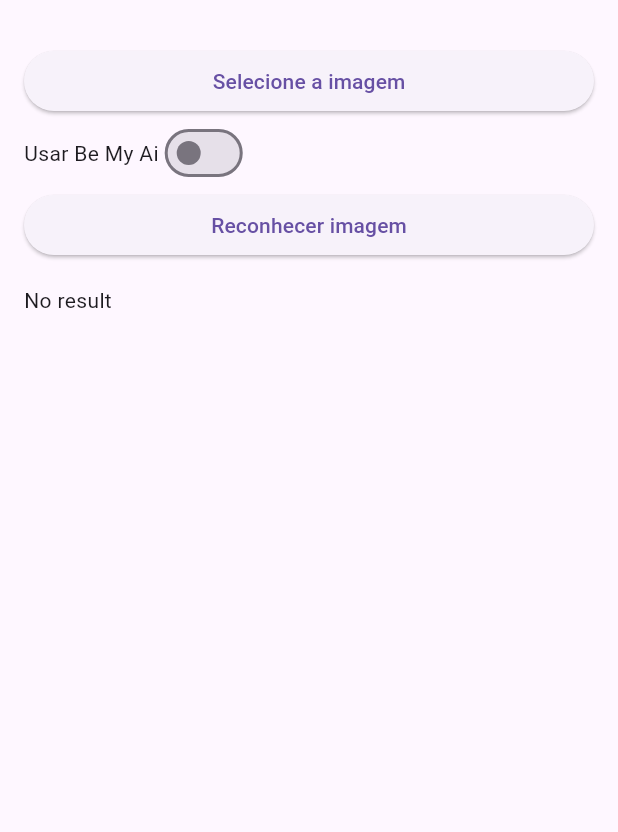
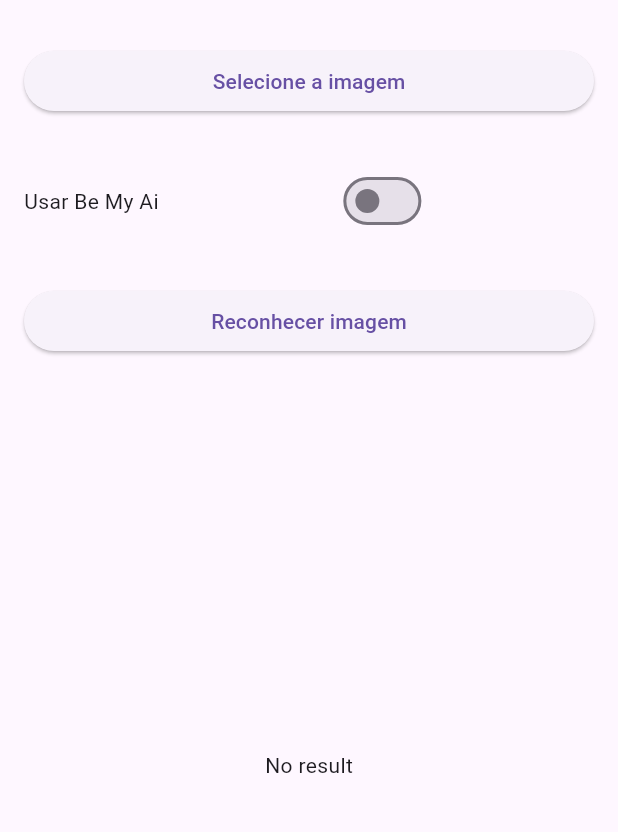
Before and after one commit to jhonata192/fernandes_image_describer, a Flutter app: the screen it shows after launch, after a tap on "Reconhecer imagem", on a phone screen of 412 x 824 dp, the part 63-895 px from its top. Run offline on Flutter 3.47's test engine with Material 3 defaults, Android fonts, the phone set to English and light mode, and no system bars; our stand-ins replace fluttertoast, image_picker; network calls fail.

Commit message:
new changes
Applied Changes
1.
Added `Expanded`:
• To the `Switch`, so that it occupies the available space and aligns correctly with the text beside it.
• To `Image.file`, to ensure the image fits the available space and does not push other elements.
• To `FutureBuilder`, so that the `TextField` takes up the remaining space and fits well on the screen.
2.
Text Centering:
• In `FutureBuilder`, I centered the text when the result is `waiting`, `hasError`, or `hasData`, for better appearance and usability.
These changes ensure that the layout is more responsive and adapts to different screen sizes and orientations.

```diff
--- a/lib/main.dart
+++ b/lib/main.dart
@@ -13,7 +13,7 @@ class MyApp extends StatelessWidget {
   @override
   Widget build(BuildContext context) {
     return MaterialApp(
-      title: 'Fernandes Image Describer',
+      title: 'Image Recognition App',
       theme: ThemeData(
         primarySwatch: Colors.blue,
       ),
@@ -75,7 +75,6 @@ class _MyHomePageState extends State<MyHomePage> {
     setState(() {
       _isLoading = true;
     });
-
     _showToast('Reconhecimento iniciado');
 
     try {
@@ -153,6 +152,7 @@ class _MyHomePageState extends State<MyHomePage> {
               onPressed: _pickImage,
               child: Text('Selecione a imagem'),
             ),
+            SizedBox(height: 16),
             if (_languages.isNotEmpty)
               DropdownButton<String>(
                 value: _selectedLang,
@@ -169,12 +169,15 @@ class _MyHomePageState extends State<MyHomePage> {
                   );
                 }).toList(),
               ),
+            SizedBox(height: 16),
             Semantics(
               label: 'Usar Be My Ai',
               child: Row(
                 children: [
                   Text('Usar Be My Ai'),
-                  Switch(
+                  SizedBox(width: 8),
+                  Expanded(
+                    child: Switch(
                       value: _useBeMyAI,
                       onChanged: (bool value) {
                         setState(() {
@@ -182,10 +185,16 @@ class _MyHomePageState extends State<MyHomePage> {
                         });
                       },
                     ),
+                  ),
                 ],
               ),
             ),
-            if (_image != null) Image.file(_image!),
+            SizedBox(height: 16),
+            if (_image != null)
+              Expanded(
+                child: Image.file(_image!),
+              ),
+            SizedBox(height: 16),
             ElevatedButton(
               onPressed: _startRecognition,
               child: Text('Reconhecer imagem'),
@@ -202,13 +211,14 @@ class _MyHomePageState extends State<MyHomePage> {
                 ),
               ),
             SizedBox(height: 16),
-            FutureBuilder<String>(
+            Expanded(
+              child: FutureBuilder<String>(
                 future: _recognitionFuture,
                 builder: (context, snapshot) {
                   if (snapshot.connectionState == ConnectionState.waiting) {
-                  return Text('Recognition in progress...');
+                    return Center(child: Text('Recognition in progress...'));
                   } else if (snapshot.hasError) {
-                  return Text('Error: ${snapshot.error}');
+                    return Center(child: Text('Error: ${snapshot.error}'));
                   } else if (snapshot.hasData) {
                     _recognizedText = snapshot.data!;
                     _textController.text = _recognizedText;
@@ -224,9 +234,10 @@ class _MyHomePageState extends State<MyHomePage> {
                       ),
                     );
                   } else {
-                  return Text('No result');
+                    return Center(child: Text('No result'));
                   }
                 },
+              ),
             ),
           ],
         ),
```
Lines whose indentation alone changed are shown as unchanged.
